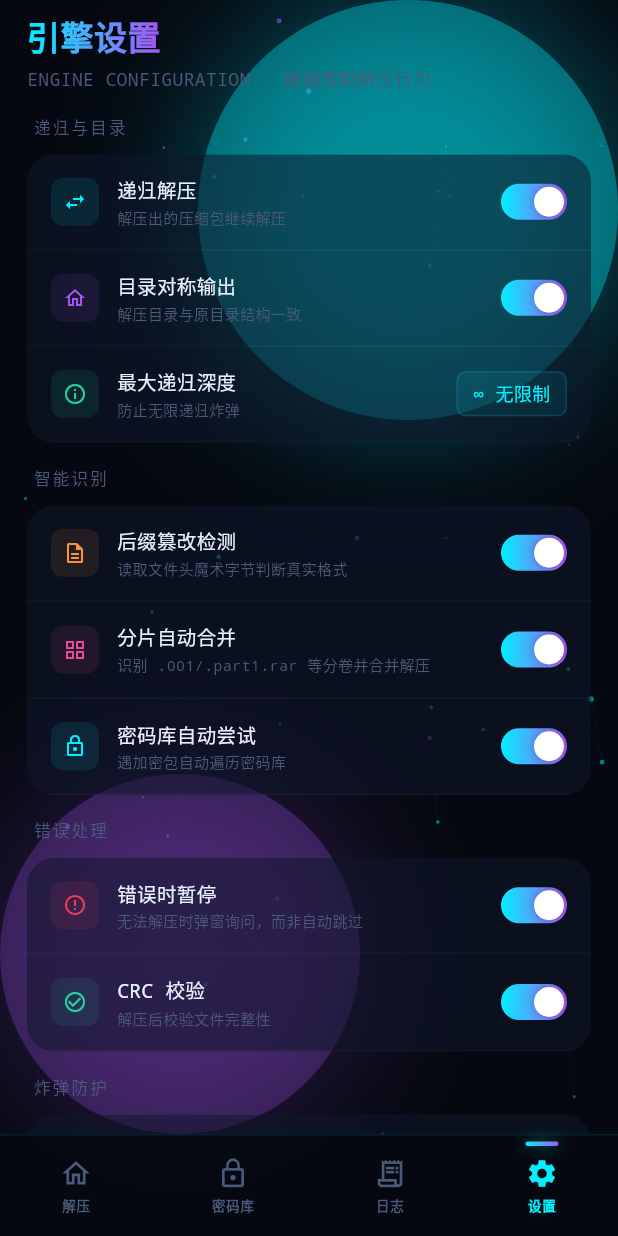
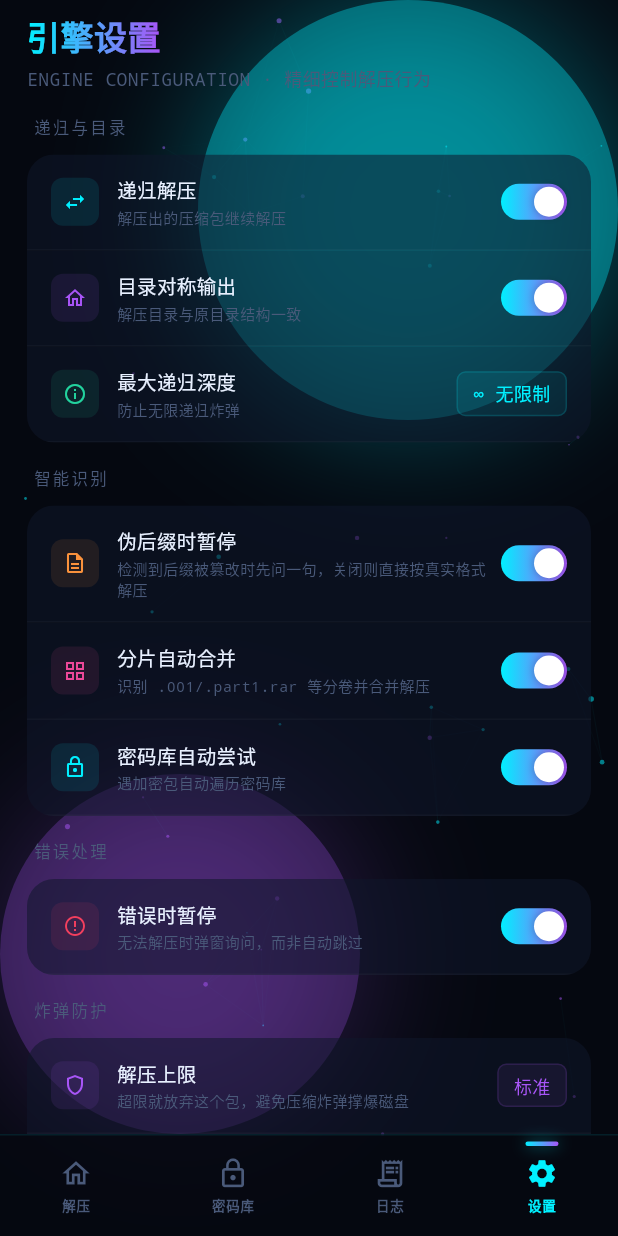
Before and after one commit to Bennett-LiBingHai/deep_unzip, a Flutter app: the screen it shows after launch, item 4 of the bottom bar chosen, on a phone screen of 412 x 824 dp. Run offline on Flutter 3.47's test engine with Material 3 defaults, Android fonts, the phone set to English and light mode, and no system bars; our stand-ins replace file_picker, flutter_secure_storage, permission_handler, shared_preferences; missing offline and left inert: dart:ffi.

Commit message:
删掉死开关「CRC 校验」；「后缀篡改检测」改名「伪后缀时暂停」
CRC 那颗从原型期起就没接过线（全仓库只有设置页在读它），而且**接上它是
错的**：7-Zip 逐条目比对 CRC32 是解压流程的一部分、顺带算出来的，关掉省
不下时间；关了唯一的效果是坏文件静默解成乱码、日志还写 success。何况 C
ABI（`duz_extract_all`）根本没这个参数，要接得改 C++ 重编 .so。校验的效果
一直都在 —— 对不上就是 EngineException，走的就是那颗「跳过 / 停止」弹窗。
「解压后校验文件完整性」那句描述本身也不准：tar 这类格式条目头里压根没存
校验和，没法验。

「后缀篡改检测」是原型期写歪的第二个：魔术字节**永远**会读（扫描就是靠它
把 fake.pdf 认成压缩包的），关掉它照样认得出、照样按 ZIP 解，只是不问用户。
它真正控制的只有「问不问」，所以按实际做的事改名成「伪后缀时暂停」，描述
改成「检测到后缀被篡改时先问一句，关闭则直接按真实格式解压」。行为零改动。

顺带把 models.dart / scanner_test 里那两处把这颗开关说成「检测」的注释一并
纠正，并补一条单测钉住「关掉 = 不打扰 ≠ 不认」：不问、日志里也不挂「伪后缀」
角标，但引擎确实被喂了这一个包。

551 个测试全绿，analyze 0 错 35 infos（全是既有的 withOpacity 弃用）。

```diff
--- a/lib/data/persist.dart
+++ b/lib/data/persist.dart
@@ -29,13 +29,21 @@ import '../engine/limits.dart';
 import '../models/log_entry.dart';
 import '../models/password_entry.dart';
 
-/// 出厂默认的七个开关。
+/// 出厂默认的六个开关。
 ///
 /// 从 `AppState` 搬到这里，是为了让「默认值」只有一个出处：`AppState` 的
 /// 初值和「第一次启动、磁盘上什么都没有」时必须给出同一套，否则「没存过档」
 /// 和「存过一份默认档」会跑出两种行为，最难查。
 ///
 /// **const，别改它。** 要改的是 `AppState` 里 `Map.of(...)` 出来的那一份。
+///
+/// 没有 `crcCheck`：那颗开关 2026-10 删掉了。它从原型期起就是个死开关
+/// （全仓库只有设置页在读它），但**接上它反而是错的** —— 7-Zip 逐条目比对
+/// CRC32 是解压流程的一部分、顺带算出来的，关掉省不下时间；关了唯一的
+/// 效果是坏文件静默解成乱码、日志还写 success。而且 C ABI
+/// （`duz_extract_all`）根本没有这个参数，要接得改 C++ 重编 `.so`。
+/// CRC 校验的效果一直在：对不上就是 `EngineException`，走的就是那颗
+/// 「跳过 / 停止」弹窗。
 const Map<String, bool> kDefaultToggles = {
   'recursive': true,
   'symmetricOutput': true,
@@ -43,7 +51,6 @@ const Map<String, bool> kDefaultToggles = {
   'splitMerge': true,
   'pwdAutoTry': true,
   'errorPause': true,
-  'crcCheck': true,
 };
 
 /// 深度默认「无限制」。
--- a/lib/data/settings_repo.dart
+++ b/lib/data/settings_repo.dart
@@ -10,7 +10,7 @@
 ///
 /// | 键 | 类型 | 内容 |
 /// |---|---|---|
-/// | `toggle.<名>` | bool | 七个开关，逐个独立存 |
+/// | `toggle.<名>` | bool | 六个开关，逐个独立存 |
 /// | `maxDepth` | int | 递归深度，`{0,5,10,20}` |
 /// | `limitPreset` | int | 炸弹档位下标，或「自定义」 |
 /// | `limit.<字段>` | int | 自定义时那四个阈值 |
--- a/lib/screens/settings_screen.dart
+++ b/lib/screens/settings_screen.dart
@@ -53,11 +53,16 @@ class SettingsScreen extends StatelessWidget {
             ]),
             const SizedBox(height: 16),
             _group('智能识别', [
+              // 这一颗叫过「后缀篡改检测」，描述写的是「读取文件头魔术字节
+              // 判断真实格式」—— 两句都是原型期写歪的。魔术字节**永远**会读
+              // （扫描就是靠它认出压缩包的），关掉这颗照样认出 `fake.pdf`
+              // 是个 ZIP，只是不问用户。它真正控制的是**问不问**，所以现在
+              // 按它实际做的事命名。
               _settingItem(
                 icon: Icons.description_outlined,
                 iconColor: AppTheme.neonOrange,
-                title: '后缀篡改检测',
-                desc: '读取文件头魔术字节判断真实格式',
+                title: '伪后缀时暂停',
+                desc: '检测到后缀被篡改时先问一句，关闭则直接按真实格式解压',
                 toggle: true,
                 value: state.setting('fakeExtDetect'),
                 onToggle: () => state.toggleSetting('fakeExtDetect'),
@@ -91,15 +96,6 @@ class SettingsScreen extends StatelessWidget {
                 toggle: true,
                 value: state.setting('errorPause'),
                 onToggle: () => state.toggleSetting('errorPause'),
-              ),
-              _settingItem(
-                icon: Icons.check_circle_outline,
-                iconColor: AppTheme.neonGreen,
-                title: 'CRC 校验',
-                desc: '解压后校验文件完整性',
-                toggle: true,
-                value: state.setting('crcCheck'),
-                onToggle: () => state.toggleSetting('crcCheck'),
               ),
             ]),
             const SizedBox(height: 16),
```
Also changed, not shown: lib/engine/models.dart (+8 -1 lines), 3 other files.
